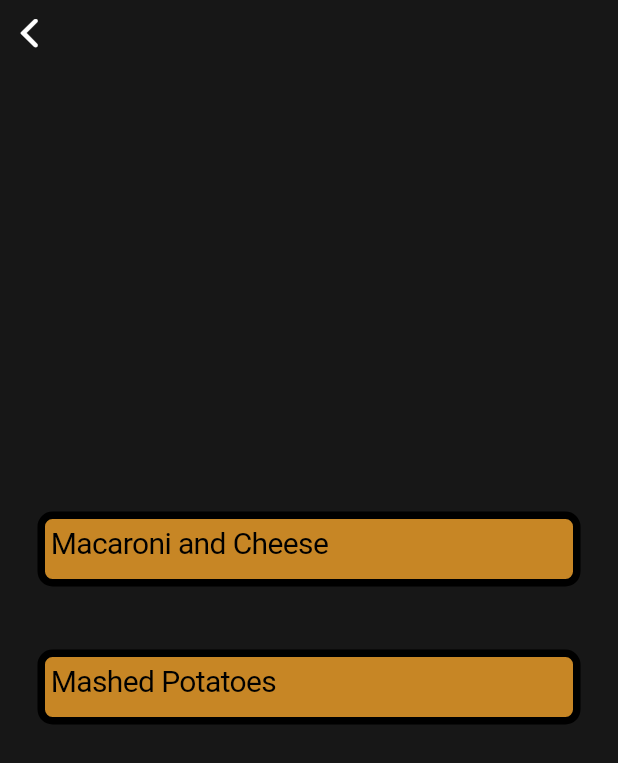
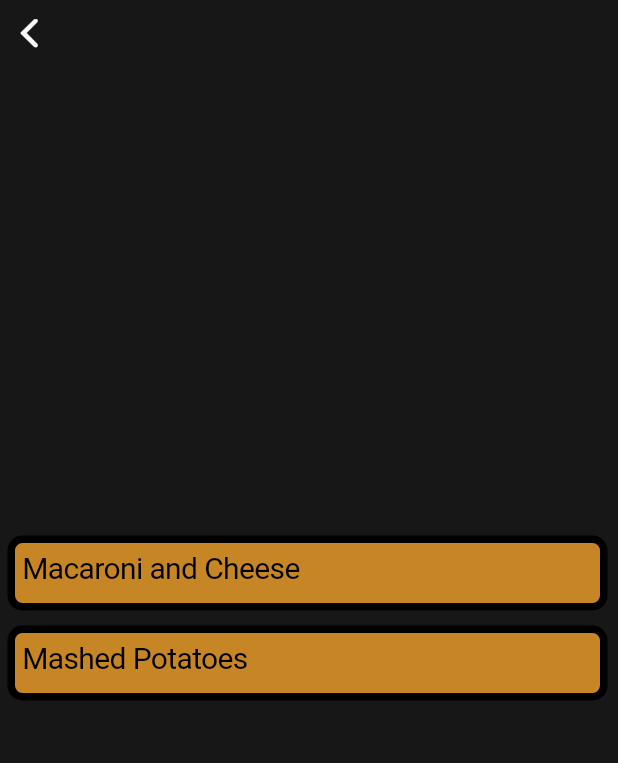
Before and after one commit to Matthew-Cool/hackathon2024, a Flutter app: the Food screen opened directly, on a phone screen of 412 x 824 dp. Shown: the top 763 px of the screen. Run offline on Flutter 3.47's test engine with Material 3 defaults, Android fonts, the phone set to English and light mode, and no system bars; our stand-ins replace shared_preferences; missing offline and left inert: restart_app; accounts and stored records are empty; generated files the repository leaves out were written again.

Commit message:
Modified foodItem

```diff
--- a/lib/Custom Widgets/caloriebar.dart
+++ b/lib/Custom Widgets/caloriebar.dart
@@ -11,7 +11,8 @@ class _CalorieBarState extends State<CalorieBar> {
   @override
   Widget build(BuildContext context) {
     return Container(
-      margin: const EdgeInsets.all(20),
+
+      //margin: const EdgeInsets.all(10),
       width: 350,
       height: 40,
       decoration: BoxDecoration(
--- a/lib/Custom Widgets/foodItem.dart
+++ b/lib/Custom Widgets/foodItem.dart
@@ -14,20 +14,21 @@ class _FoodItemState extends State<FoodItem> {
   @override
   Widget build(BuildContext context) {
     return CupertinoButton(
+      padding: const EdgeInsets.all(5),
       onPressed: () {},
       child: Container(
-        padding: EdgeInsets.all(4),
+        padding: const EdgeInsets.all(5),
         width: 400,
         height: 50,
         decoration: BoxDecoration(
-            borderRadius: BorderRadius.all(
+            borderRadius: const BorderRadius.all(
               Radius.circular(10),
             ),
             border: Border.all(width: 5),
-            color: Color.fromARGB(217, 230, 154, 40)),
-        margin: EdgeInsets.all(5),
+            color: const Color.fromARGB(217, 230, 154, 40)),
+        //margin: const EdgeInsets.all(),
         child: Text(
-            style: TextStyle(
+            style: const TextStyle(
                 fontSize: 20, color: Color.fromARGB(255, 0, 0, 0)),
             widget.food),
       ),
--- a/lib/food.dart
+++ b/lib/food.dart
@@ -10,15 +10,13 @@ class Food extends StatelessWidget {
   Widget build(BuildContext context) {
     return const CupertinoPageScaffold(
       navigationBar: CupertinoNavigationBar(), //nav bar at the top of screen
-      child: Center(
-        child: Column(
+      child: Column(
           mainAxisAlignment: MainAxisAlignment.center,
           children: [
             FoodItem(food: "Macaroni and Cheese"),
             FoodItem(food: "Mashed Potatoes")
           ],
         ),
-      ), //text in the middle of screen
     );
   }
 }
```
